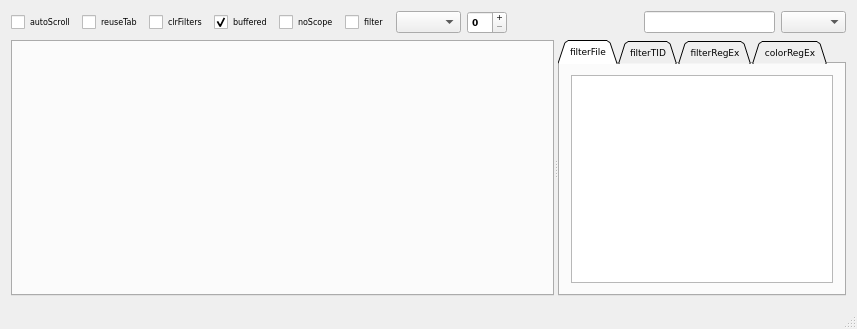
This is trace_server/mainwindow.ui in mojmir-svoboda/DbgToolkit as Qt 5 draws it before an edit. The edited form follows.
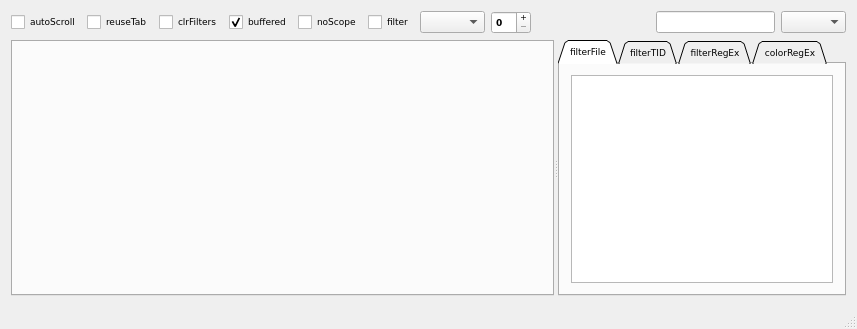
This is the edited form.

Diff of the .ui file:
```diff
--- a/trace_server/mainwindow.ui
+++ b/trace_server/mainwindow.ui
@@ -22,7 +22,7 @@
         <property name="font">
          <font>
           <family>Verdana</family>
-          <pointsize>6</pointsize>
+          <pointsize>7</pointsize>
          </font>
         </property>
         <property name="text">
@@ -35,7 +35,7 @@
         <property name="font">
          <font>
           <family>Verdana</family>
-          <pointsize>6</pointsize>
+          <pointsize>7</pointsize>
          </font>
         </property>
         <property name="text">
@@ -48,7 +48,7 @@
         <property name="font">
          <font>
           <family>Verdana</family>
-          <pointsize>6</pointsize>
+          <pointsize>7</pointsize>
          </font>
         </property>
         <property name="text">
@@ -61,7 +61,7 @@
         <property name="font">
          <font>
           <family>Verdana</family>
-          <pointsize>6</pointsize>
+          <pointsize>7</pointsize>
          </font>
         </property>
         <property name="text">
@@ -77,7 +77,7 @@
         <property name="font">
          <font>
           <family>Verdana</family>
-          <pointsize>6</pointsize>
+          <pointsize>7</pointsize>
          </font>
         </property>
         <property name="text">
@@ -90,7 +90,7 @@
         <property name="font">
          <font>
           <family>Verdana</family>
-          <pointsize>6</pointsize>
+          <pointsize>7</pointsize>
          </font>
         </property>
         <property name="text">
```
Left out of the diff: 2 changed lines with no effect on the pictures.
